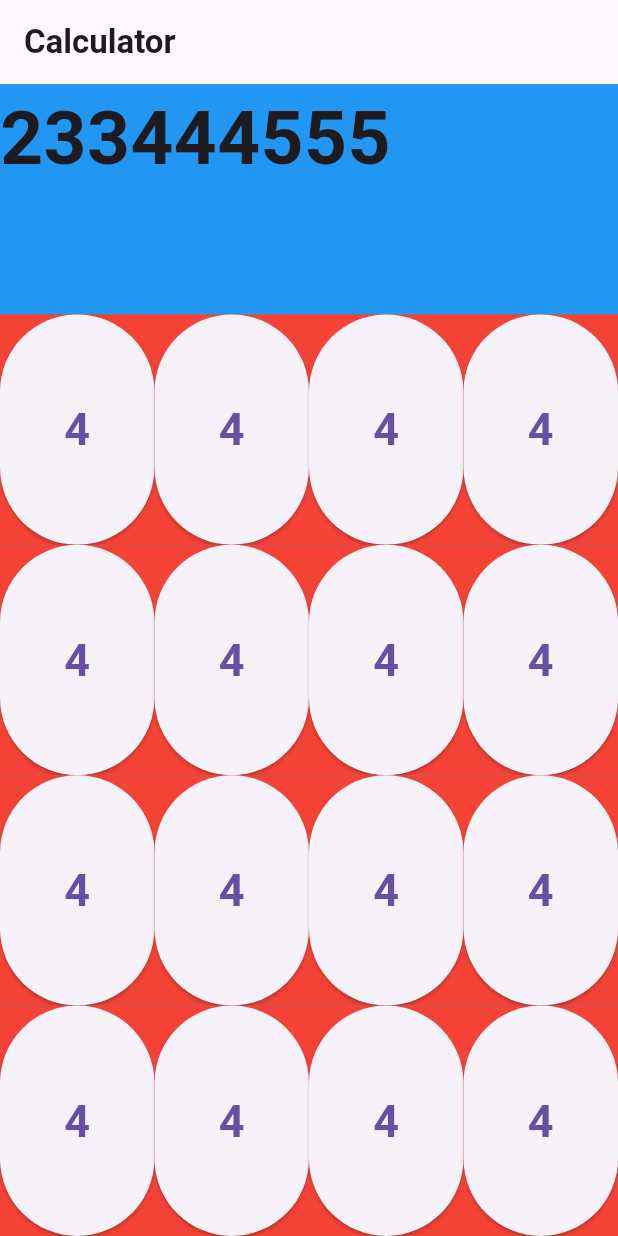
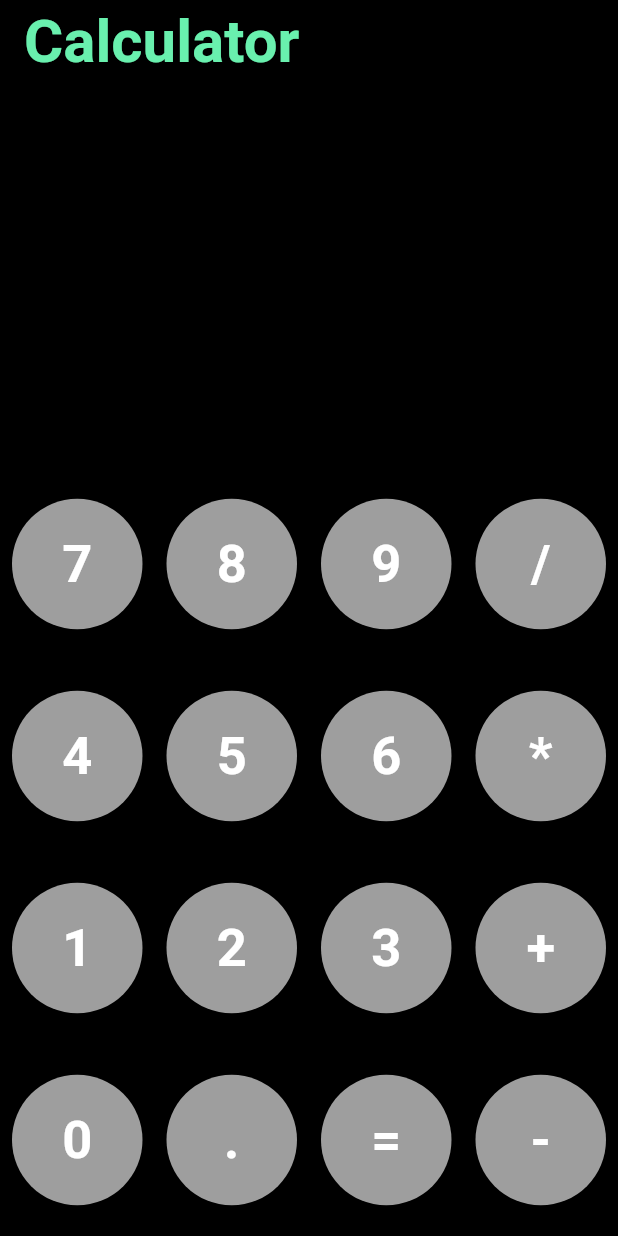
Before and after one commit to FatmaNasser29/Calculator, a Flutter app: the screen it shows after launch, on a phone screen of 412 x 824 dp. Run offline on Flutter 3.47's test engine with Material 3 defaults, Android fonts, the phone set to English and light mode, and no system bars.

Commit message:
add button function and operator functions

```diff
--- a/calculator/lib/calculator_button.dart
+++ b/calculator/lib/calculator_button.dart
@@ -2,17 +2,26 @@ import 'package:flutter/material.dart';
 
 class CalculatorButton extends StatelessWidget {
   String label;
-
-  CalculatorButton({required this.label, super.key});
+  Function onClick;
+  CalculatorButton({required this.label, required this.onClick, super.key});
 
   @override
   Widget build(BuildContext context) {
     return Expanded(
-        child: ElevatedButton(
-      onPressed: () {},
-      child: Text(
-        "4",
-        style: TextStyle(fontWeight: FontWeight.bold, fontSize: 30),
+        child: Padding(
+      padding: const EdgeInsets.all(8.0),
+      child: ElevatedButton(
+        style: ElevatedButton.styleFrom(
+            shape: CircleBorder(),
+            backgroundColor: Colors.grey,
+            foregroundColor: Colors.white),
+        onPressed: () {
+          onClick(label);
+        },
+        child: Text(
+          label,
+          style: TextStyle(fontWeight: FontWeight.bold, fontSize: 35),
+        ),
       ),
     ));
 
--- a/calculator/lib/home.dart
+++ b/calculator/lib/home.dart
@@ -1,47 +1,71 @@
 import 'package:calculator/calculator_button.dart';
 import 'package:flutter/material.dart';
 
-class Home extends StatelessWidget {
+class Home extends StatefulWidget {
   static const String routeName = "home";
-  const Home({super.key});
+  Home({super.key});
+
+  @override
+  State<Home> createState() => _HomeState();
+}
+
+class _HomeState extends State<Home> {
+  String resultScreen = '';
 
   @override
   Widget build(BuildContext context) {
-    return Scaffold(
+    return SafeArea(
+      child: Scaffold(
         appBar: AppBar(
+          backgroundColor: Colors.black,
+          // centerTitle: false,
           title: Text(
             "Calculator",
-          style: TextStyle(fontWeight: FontWeight.bold),
+            style: TextStyle(
+                fontWeight: FontWeight.bold,
+                fontSize: 40,
+                color: Colors.greenAccent),
           ),
         ),
         body: Container(
-        color: Colors.blue,
+          color: Colors.black,
           child: Column(
             crossAxisAlignment: CrossAxisAlignment.stretch,
             // mainAxisAlignment: MainAxisAlignment.center,
             children: [
               Expanded(
+                  flex: 2,
+                  child: Container(
+                    alignment: Alignment.centerLeft,
                     child: Text(
-              "233444555",
-              style: TextStyle(fontWeight: FontWeight.bold, fontSize: 50),
+                      resultScreen,
+                      style: TextStyle(
+                          fontWeight: FontWeight.bold,
+                          fontSize: 50,
+                          color: Colors.white),
+                    ),
                   )),
               Expanded(
                 child: Container(
-                color: Colors.red,
+                  color: Colors.black,
                   child: Row(
                     crossAxisAlignment: CrossAxisAlignment.stretch,
                     children: [
                       CalculatorButton(
                         label: "7",
+                        onClick: onButtonClicked,
                       ),
                       CalculatorButton(
                         label: "8",
+                        onClick: onButtonClicked,
                       ),
                       CalculatorButton(
                         label: "9",
+                        onClick: onButtonClicked,
                       ),
                       CalculatorButton(
-                      label: "+",
+                        label: "/",
+                        onClick: onOperatorClicked,
                       ),
                     ],
                   ),
@@ -49,21 +73,25 @@ class Home extends StatelessWidget {
               ),
               Expanded(
                 child: Container(
-                color: Colors.red,
+                  color: Colors.black,
                   child: Row(
                     crossAxisAlignment: CrossAxisAlignment.stretch,
                     children: [
                       CalculatorButton(
                         label: "4",
+                        onClick: onButtonClicked,
                       ),
                       CalculatorButton(
                         label: "5",
+                        onClick: onButtonClicked,
                       ),
                       CalculatorButton(
                         label: "6",
+                        onClick: onButtonClicked,
                       ),
                       CalculatorButton(
-                      label: "-",
+                        label: "*",
+                        onClick: onOperatorClicked,
                       ),
                     ],
                   ),
@@ -71,21 +99,25 @@ class Home extends StatelessWidget {
               ),
               Expanded(
                 child: Container(
-                color: Colors.red,
+                  color: Colors.black,
                   child: Row(
                     crossAxisAlignment: CrossAxisAlignment.stretch,
                     children: [
                       CalculatorButton(
                         label: "1",
+                        onClick: onButtonClicked,
                       ),
                       CalculatorButton(
                         label: "2",
+                        onClick: onButtonClicked,
                       ),
                       CalculatorButton(
                         label: "3",
+                        onClick: onButtonClicked,
                       ),
                       CalculatorButton(
-                      label: "/",
+                        label: "+",
+                        onClick: onOperatorClicked,
                       ),
                     ],
                   ),
@@ -93,21 +125,25 @@ class Home extends StatelessWidget {
               ),
               Expanded(
                 child: Container(
-                color: Colors.red,
+                  color: Colors.black,
                   child: Row(
                     crossAxisAlignment: CrossAxisAlignment.stretch,
                     children: [
                       CalculatorButton(
                         label: "0",
+                        onClick: onButtonClicked,
                       ),
                       CalculatorButton(
                         label: ".",
+                        onClick: onButtonClicked,
                       ),
                       CalculatorButton(
-                      label: "00",
+                        label: "=",
+                        onClick: onButtonClicked,
                       ),
                       CalculatorButton(
-                      label: "*",
+                        label: "-",
+                        onClick: onOperatorClicked,
                       ),
                     ],
                   ),
@@ -116,6 +152,53 @@ class Home extends StatelessWidget {
             ],
           ),
         ),
+      ),
     );
   }
+
+  onButtonClicked(label) {
+    resultScreen += label;
+    setState(() {});
   }
+
+  String op = "";
+  String LHS = "";
+
+  String calculate(String lhs, String op, String rhs) {
+    double LHS = double.parse(lhs);
+    double RHS = double.parse(rhs);
+
+    if (op == "+") {
+      double res = LHS + RHS;
+      return res.toString();
+    } else if (op == "-") {
+      double res = LHS - RHS;
+      return res.toString();
+    } else if (op == "*") {
+      double res = LHS * RHS;
+      return res.toString();
+    } else if (op == "/") {
+      double res = LHS / RHS;
+      return res.toString();
+    } else {
+      return "";
+    }
+  }
+
+  onOperatorClicked(label) {
+    if (op.isEmpty) {
+      LHS = resultScreen;
+      // op = label;
+      // resultScreen = '';
+    } else {
+      resultScreen = calculate(LHS, op, resultScreen);
+      LHS = resultScreen;
+      // op = label;
+      // resultScreen = '';
+    }
+    op = label;
+    resultScreen = '';
+    setState(() {});
+    print(LHS);
+  }
+}
```
Lines whose indentation alone changed are shown as unchanged.
